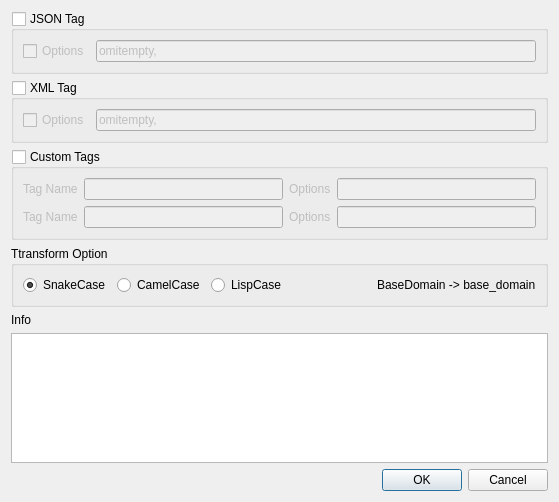
visualfc/liteide, file liteidex/src/plugins/golangedit/goaddtagsdialog.ui: the form before one commit.
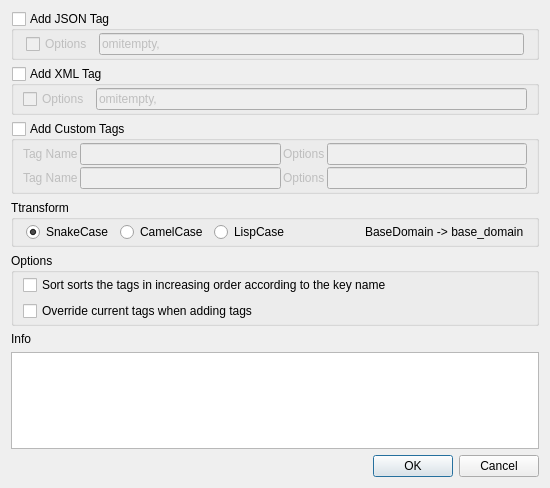
The form after the commit.

Commit message: golangedit: go add tags support -sort and -override option

Diff of the .ui file:
```diff
--- a/liteidex/src/plugins/golangedit/goaddtagsdialog.ui
+++ b/liteidex/src/plugins/golangedit/goaddtagsdialog.ui
@@ -6,8 +6,8 @@
    <rect>
     <x>0</x>
     <y>0</y>
-    <width>559</width>
-    <height>502</height>
+    <width>550</width>
+    <height>488</height>
    </rect>
   </property>
   <property name="windowTitle">
@@ -17,7 +17,7 @@
    <item>
     <widget class="QGroupBox" name="jsonGroupBox">
      <property name="title">
-      <string>JSON Tag</string>
+      <string>Add JSON Tag</string>
      </property>
      <property name="checkable">
       <bool>true</bool>
@@ -26,6 +26,18 @@
       <bool>false</bool>
      </property>
      <layout class="QHBoxLayout" name="horizontalLayout">
+      <property name="leftMargin">
+       <number>12</number>
+      </property>
+      <property name="topMargin">
+       <number>2</number>
+      </property>
+      <property name="rightMargin">
+       <number>12</number>
+      </property>
+      <property name="bottomMargin">
+       <number>2</number>
+      </property>
       <item>
        <widget class="QCheckBox" name="jsonOptionsCheckBox">
         <property name="text">
@@ -46,7 +58,7 @@
    <item>
     <widget class="QGroupBox" name="xmlGroupBox">
      <property name="title">
-      <string>XML Tag</string>
+      <string>Add XML Tag</string>
      </property>
      <property name="checkable">
       <bool>true</bool>
@@ -55,6 +67,12 @@
       <bool>false</bool>
      </property>
      <layout class="QHBoxLayout" name="horizontalLayout_2">
+      <property name="topMargin">
+       <number>2</number>
+      </property>
+      <property name="bottomMargin">
+       <number>2</number>
+      </property>
       <item>
        <widget class="QCheckBox" name="xmlOptionsCheckBox">
         <property name="text">
@@ -75,7 +93,7 @@
    <item>
     <widget class="QGroupBox" name="customGroupBox">
      <property name="title">
-      <string>Custom Tags</string>
+      <string>Add Custom Tags</string>
      </property>
      <property name="checkable">
       <bool>true</bool>
@@ -84,6 +102,15 @@
       <bool>false</bool>
      </property>
      <layout class="QVBoxLayout" name="verticalLayout">
+      <property name="spacing">
+       <number>2</number>
+      </property>
+      <property name="topMargin">
+       <number>2</number>
+      </property>
+      <property name="bottomMargin">
+       <number>2</number>
+      </property>
       <item>
        <layout class="QHBoxLayout" name="horizontalLayout_3">
         <item>
@@ -138,9 +165,21 @@
    <item>
     <widget class="QGroupBox" name="groupBox">
      <property name="title">
-      <string>Ttransform Option</string>
+      <string>Ttransform</string>
      </property>
      <layout class="QHBoxLayout" name="horizontalLayout_5">
+      <property name="leftMargin">
+       <number>12</number>
+      </property>
+      <property name="topMargin">
+       <number>2</number>
+      </property>
+      <property name="rightMargin">
+       <number>12</number>
+      </property>
+      <property name="bottomMargin">
+       <number>2</number>
+      </property>
       <item>
        <widget class="QRadioButton" name="snakeCaseRadioButton">
         <property name="text">
@@ -188,6 +227,35 @@
      </layout>
     </widget>
    </item>
+   <item>
+    <widget class="QGroupBox" name="groupBox_2">
+     <property name="title">
+      <string>Options</string>
+     </property>
+     <layout class="QVBoxLayout" name="verticalLayout_3">
+      <property name="topMargin">
+       <number>2</number>
+      </property>
+      <property name="bottomMargin">
+       <number>2</number>
+      </property>
+      <item>
+       <widget class="QCheckBox" name="sortCheckBox">
+        <property name="text">
+         <string>Sort sorts the tags in increasing order according to the key name</string>
+        </property>
+       </widget>
+      </item>
+      <item>
+       <widget class="QCheckBox" name="overrideCheckBox">
+        <property name="text">
+         <string>Override current tags when adding tags</string>
+        </property>
+       </widget>
+      </item>
+     </layout>
+    </widget>
+   </item>
    <item>
     <widget class="QLabel" name="infoLabel">
      <property name="text">
```
The commit also changes 2 other files.
